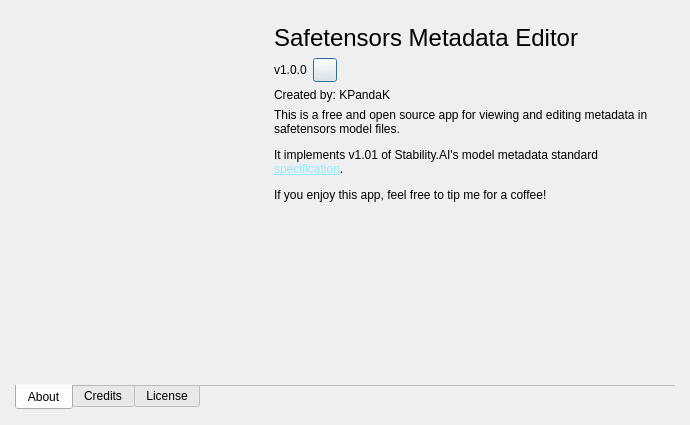
First picture: the form in designer/about_dialog.ui, repository KPandaK/metaeditor_safetensors, before the edit.
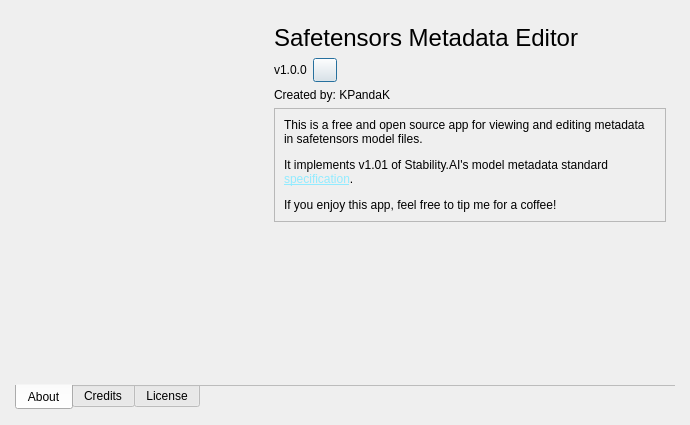
Second picture: the form after the edit. The open tabs and pages were chosen to show the change. Icons and pictures are not drawn. Custom widgets are drawn as their Qt base class.

Commit message: Updated aboutdialog layout, applied styles Additional style work on buttons

```diff
--- a/designer/about_dialog.ui
+++ b/designer/about_dialog.ui
@@ -199,6 +199,15 @@
              </property>
             </widget>
            </item>
+           <item>
+            <widget class="QFrame" name="frame">
+             <property name="frameShape">
+              <enum>QFrame::Shape::StyledPanel</enum>
+             </property>
+             <property name="frameShadow">
+              <enum>QFrame::Shadow::Raised</enum>
+             </property>
+             <layout class="QVBoxLayout" name="verticalLayout_4">
            <item>
             <widget class="QLabel" name="aboutDescription">
              <property name="sizePolicy">
@@ -218,6 +227,9 @@
              </property>
             </widget>
            </item>
+             </layout>
+            </widget>
+           </item>
            <item>
             <spacer name="verticalSpacer_2">
              <property name="orientation">
@@ -253,6 +265,9 @@
                  <height>56</height>
                 </size>
                </property>
+               <property name="frameShadow">
+                <enum>QFrame::Shadow::Sunken</enum>
+               </property>
                <property name="text">
                 <string/>
                </property>
```
Left out of the diff: 14 changed lines with no effect on the pictures. Lines whose indentation alone changed are shown as unchanged. The commit also changes 5 other files.
